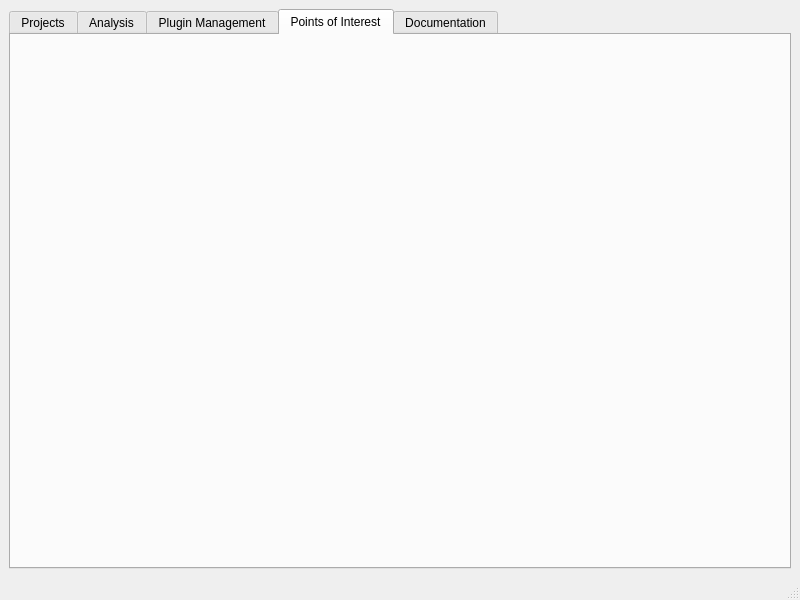
Before: the Qt Designer form GUI/BATT5_SRS_GUI.ui in adalio0/BATT5, drawn with Qt 5.
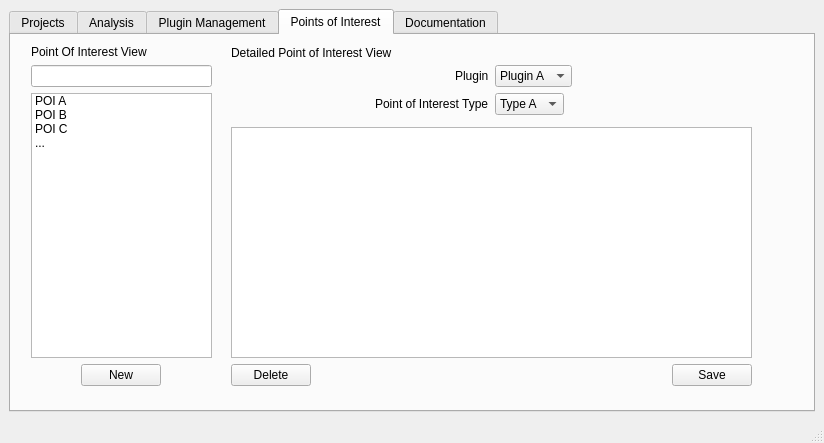
After: the same form once the commit is applied. The open tabs and pages were chosen to show the change.

Commit message: POI tab done

Diff of the .ui file:
```diff
--- a/GUI/BATT5_SRS_GUI.ui
+++ b/GUI/BATT5_SRS_GUI.ui
@@ -6,8 +6,8 @@
    <rect>
     <x>0</x>
     <y>0</y>
-    <width>800</width>
-    <height>600</height>
+    <width>824</width>
+    <height>443</height>
    </rect>
   </property>
   <property name="windowTitle">
@@ -39,6 +39,172 @@
        <attribute name="title">
         <string>Points of Interest</string>
        </attribute>
+       <widget class="QWidget" name="gridLayoutWidget">
+        <property name="geometry">
+         <rect>
+          <x>20</x>
+          <y>10</y>
+          <width>181</width>
+          <height>341</height>
+         </rect>
+        </property>
+        <layout class="QGridLayout" name="gridLayout">
+         <item row="0" column="0" alignment="Qt::AlignLeft">
+          <widget class="QLabel" name="poiViewLabel">
+           <property name="text">
+            <string>Point Of Interest View</string>
+           </property>
+          </widget>
+         </item>
+         <item row="1" column="0">
+          <widget class="QLineEdit" name="searchPOI">
+           <property name="text">
+            <string/>
+           </property>
+          </widget>
+         </item>
+         <item row="2" column="0" alignment="Qt::AlignLeft">
+          <widget class="QListWidget" name="poiList">
+           <item>
+            <property name="text">
+             <string>POI A</string>
+            </property>
+           </item>
+           <item>
+            <property name="text">
+             <string>POI B</string>
+            </property>
+           </item>
+           <item>
+            <property name="text">
+             <string>POI C</string>
+            </property>
+           </item>
+           <item>
+            <property name="text">
+             <string>...</string>
+            </property>
+           </item>
+          </widget>
+         </item>
+         <item row="3" column="0" alignment="Qt::AlignHCenter">
+          <widget class="QPushButton" name="newPOI">
+           <property name="text">
+            <string>New</string>
+           </property>
+          </widget>
+         </item>
+        </layout>
+       </widget>
+       <widget class="QWidget" name="verticalLayoutWidget">
+        <property name="geometry">
+         <rect>
+          <x>220</x>
+          <y>30</y>
+          <width>521</width>
+          <height>321</height>
+         </rect>
+        </property>
+        <layout class="QVBoxLayout" name="verticalLayout">
+         <item>
+          <layout class="QGridLayout" name="gridLayout_2">
+           <item row="0" column="0" alignment="Qt::AlignRight">
+            <widget class="QLabel" name="pluginPOILabel">
+             <property name="text">
+              <string>Plugin</string>
+             </property>
+            </widget>
+           </item>
+           <item row="0" column="1" alignment="Qt::AlignLeft">
+            <widget class="QComboBox" name="pluginPOIDrop">
+             <item>
+              <property name="text">
+               <string>Plugin A</string>
+              </property>
+             </item>
+             <item>
+              <property name="text">
+               <string>Plugin B</string>
+              </property>
+             </item>
+             <item>
+              <property name="text">
+               <string>Plugin C</string>
+              </property>
+             </item>
+            </widget>
+           </item>
+           <item row="1" column="1" alignment="Qt::AlignLeft">
+            <widget class="QComboBox" name="typePOIDrop">
+             <item>
+              <property name="text">
+               <string>Type A</string>
+              </property>
+             </item>
+             <item>
+              <property name="text">
+               <string>Type B</string>
+              </property>
+             </item>
+             <item>
+              <property name="text">
+               <string>Type C</string>
+              </property>
+             </item>
+            </widget>
+           </item>
+           <item row="1" column="0" alignment="Qt::AlignRight">
+            <widget class="QLabel" name="poiTypeLabel">
+             <property name="text">
+              <string>Point of Interest Type</string>
+             </property>
+            </widget>
+           </item>
+          </layout>
+         </item>
+         <item>
+          <widget class="Line" name="line_2">
+           <property name="orientation">
+            <enum>Qt::Vertical</enum>
+           </property>
+          </widget>
+         </item>
+         <item>
+          <widget class="QListView" name="listView"/>
+         </item>
+         <item>
+          <layout class="QHBoxLayout" name="horizontalLayout_3">
+           <item alignment="Qt::AlignLeft">
+            <widget class="QPushButton" name="deletePOI">
+             <property name="text">
+              <string>Delete</string>
+             </property>
+            </widget>
+           </item>
+           <item alignment="Qt::AlignRight">
+            <widget class="QPushButton" name="savePOI">
+             <property name="text">
+              <string>Save</string>
+             </property>
+            </widget>
+           </item>
+          </layout>
+         </item>
+        </layout>
+       </widget>
+       <widget class="QLabel" name="detailedPOILabel">
+        <property name="geometry">
+         <rect>
+          <x>220</x>
+          <y>10</y>
+          <width>171</width>
+          <height>16</height>
+         </rect>
+        </property>
+        <property name="text">
+         <string>Detailed Point of Interest View</string>
+        </property>
+       </widget>
       </widget>
       <widget class="QWidget" name="documentationTab">
        <attribute name="title">
```
Left out of the diff: 6 changed lines with no effect on the pictures. The commit also changes 1 other file.
